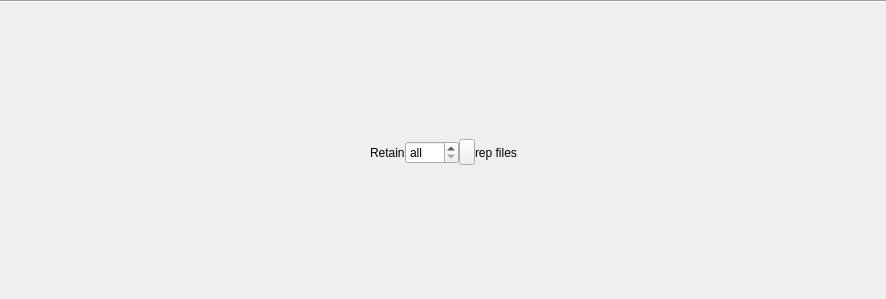
Before: the Qt Designer form plugins/delete_repeated_shots/controls.ui in labscript-suite-bitbucket-archive-old/spielman-blacs--forked-from--labscript_suite-blacs, drawn with Qt 5.
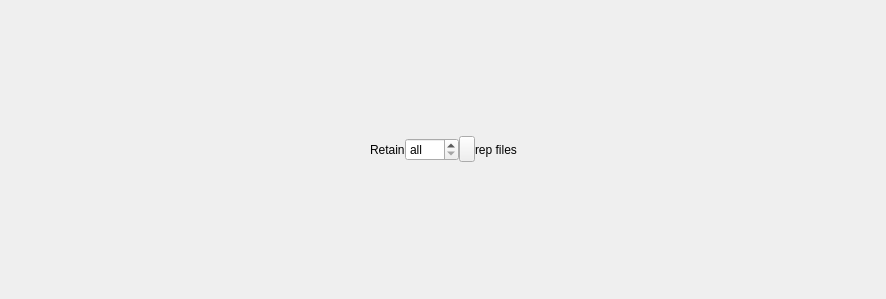
After: the same form once the commit is applied. Icons and pictures are not drawn.

```diff
--- a/plugins/delete_repeated_shots/controls.ui
+++ b/plugins/delete_repeated_shots/controls.ui
@@ -26,13 +26,6 @@
    <property name="margin">
     <number>0</number>
    </property>
-   <item>
-    <widget class="Line" name="line">
-     <property name="orientation">
-      <enum>Qt::Horizontal</enum>
-     </property>
-    </widget>
-   </item>
    <item>
     <layout class="QHBoxLayout" name="horizontalLayout">
      <item>
```
